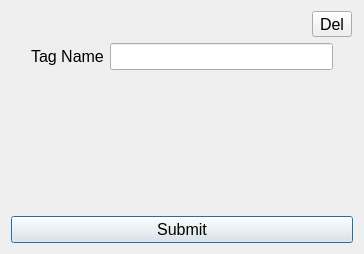
skaldson/password_manager, file window_ui/tags_window.ui: the form before one commit.
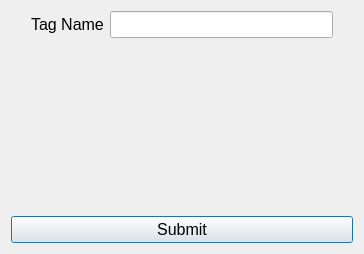
The form after the commit.

```diff
--- a/window_ui/tags_window.ui
+++ b/window_ui/tags_window.ui
@@ -34,47 +34,6 @@
          </property>
         </spacer>
        </item>
-       <item>
-        <layout class="QHBoxLayout" name="horizontalLayout_2">
-         <item>
-          <spacer name="horizontalSpacer_3">
-           <property name="orientation">
-            <enum>Qt::Horizontal</enum>
-           </property>
-           <property name="sizeType">
-            <enum>QSizePolicy::Maximum</enum>
-           </property>
-           <property name="sizeHint" stdset="0">
-            <size>
-             <width>300</width>
-             <height>20</height>
-            </size>
-           </property>
-          </spacer>
-         </item>
-         <item>
-          <widget class="QToolButton" name="delete_button">
-           <property name="font">
-            <font>
-             <pointsize>12</pointsize>
-            </font>
-           </property>
-           <property name="styleSheet">
-            <string notr="true"/>
-           </property>
-           <property name="text">
-            <string>Del</string>
-           </property>
-           <property name="iconSize">
-            <size>
-             <width>16</width>
-             <height>16</height>
-            </size>
-           </property>
-          </widget>
-         </item>
-        </layout>
-       </item>
        <item>
         <layout class="QHBoxLayout" name="horizontalLayout">
          <item>
@@ -148,22 +107,6 @@
          </item>
         </layout>
        </item>
-       <item>
-        <spacer name="verticalSpacer">
-         <property name="orientation">
-          <enum>Qt::Vertical</enum>
-         </property>
-         <property name="sizeType">
-          <enum>QSizePolicy::Maximum</enum>
-         </property>
-         <property name="sizeHint" stdset="0">
-          <size>
-           <width>48</width>
-           <height>40</height>
-          </size>
-         </property>
-        </spacer>
-       </item>
       </layout>
      </item>
      <item>
```
